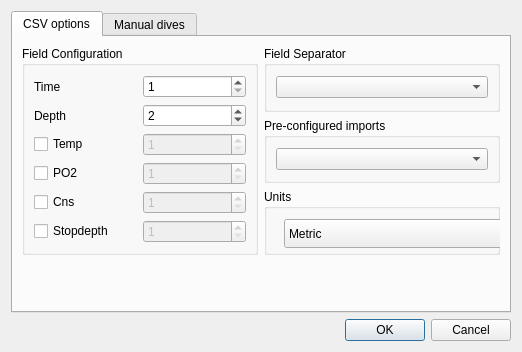
Above: qt-ui/divelogimportdialog.ui from subsurface/subsurface before the change. Below: the same form after it.
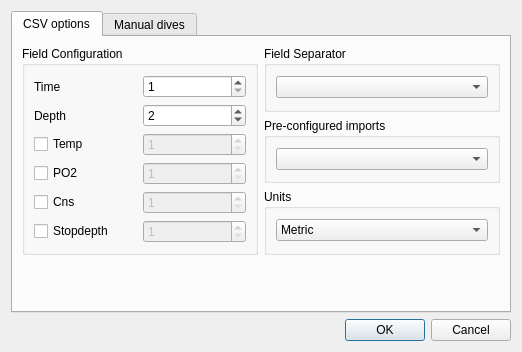
That is the form after the change. Icons and pictures are not drawn.

Commit message:
Align CSVUnits with the other QComboBoxes
The CSVUnits QComboBox wasn't in a layout and that made it look a bit
weird. This adds a layout around it.

The edit to the form file:
```diff
--- a/qt-ui/divelogimportdialog.ui
+++ b/qt-ui/divelogimportdialog.ui
@@ -206,15 +206,9 @@
          <property name="title">
           <string>Units</string>
          </property>
+         <layout class="QHBoxLayout" name="horizontalLayout_4">
+          <item>
          <widget class="QComboBox" name="CSVUnits">
-          <property name="geometry">
-           <rect>
-            <x>20</x>
-            <y>30</y>
-            <width>251</width>
-            <height>29</height>
-           </rect>
-          </property>
           <item>
            <property name="text">
             <string>Metric</string>
@@ -226,6 +220,8 @@
            </property>
           </item>
          </widget>
+          </item>
+         </layout>
         </widget>
        </item>
        <item row="3" column="1">
```
Left out of the diff: 12 changed lines with no effect on the pictures. Lines whose indentation alone changed are shown as unchanged.
